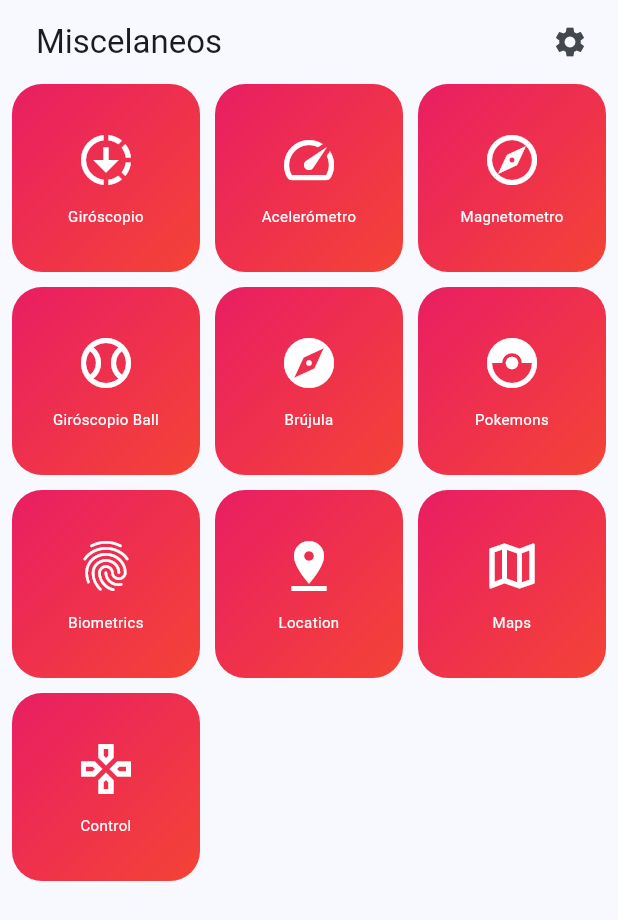
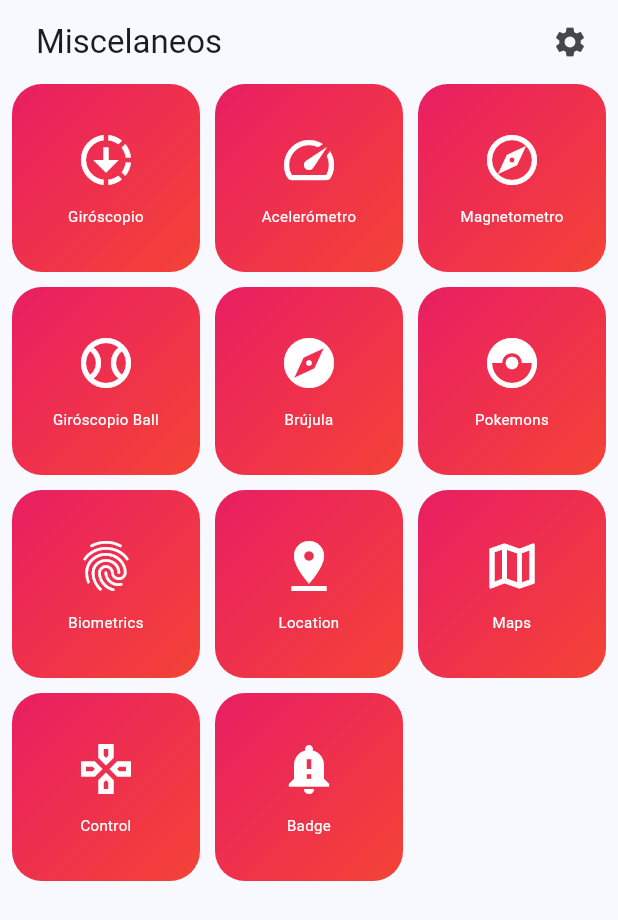
Before and after one commit to Hongongo/starion, a Flutter app: the screen it shows after launch, on a phone screen of 412 x 824 dp. Shown: the top 920 px of the screen. Run offline on Flutter 3.47's test engine with Material 3 defaults, Android fonts, the phone set to English and light mode, and no system bars; our stand-ins replace device_info_plus, dio, flutter_compass, flutter_riverpod, geolocator, go_router and 6 more; missing offline and left inert: quick_actions.

Commit message:
added badge counter srcreen with a basic counter provider

```diff
--- a/lib/config/router/app_router.dart
+++ b/lib/config/router/app_router.dart
@@ -75,4 +75,10 @@ final router = GoRouter(routes: [
       builder: (context, state) => const ControlledMapScreen(),
     ),
 
+    // Badge
+     GoRoute(
+      path: '/badge',
+      builder: (context, state) => const BadgeScreen(),
+    ),
+
 ]);
--- /dev/null
+++ b/lib/presentation/providers/badge/badge_counter_provider.dart
@@ -0,0 +1,5 @@
+import 'package:flutter_riverpod/flutter_riverpod.dart';
+
+final badgeCounterProvider = StateProvider<int>((ref) {
+  return 0;
+});
--- a/lib/presentation/providers/providers.dart
+++ b/lib/presentation/providers/providers.dart
@@ -21,3 +21,6 @@ export 'local_auth/local_auth_providers.dart';
 export 'location/map_controller_provider.dart';
 export 'location/user_location_provider.dart';
 export 'location/watch_location_provider.dart';
+
+// ! Badge
+export 'badge/badge_counter_provider.dart';
--- a/lib/presentation/screens/screens.dart
+++ b/lib/presentation/screens/screens.dart
@@ -17,3 +17,5 @@ export 'biometrics/biometric_screen.dart';
 export 'location/controlled_map_screen.dart';
 export 'location/location_screen.dart';
 export 'location/map_screen.dart';
+
+export 'badge/badge_screen.dart';
--- a/lib/presentation/widgets/shared/main_menu.dart
+++ b/lib/presentation/widgets/shared/main_menu.dart
@@ -22,6 +22,8 @@ final menuItems = <MenuItem>[
   MenuItem('Location', Icons.pin_drop, '/location'),
   MenuItem('Maps', Icons.map_outlined, '/maps'),
   MenuItem('Control', Icons.gamepad_outlined, '/controlled-map'),
+
+  MenuItem('Badge', Icons.notification_important, '/badge'),
 
 ];
 
```
Also changed, not shown: lib/presentation/screens/badge/badge_screen.dart (added, +50 -0 lines).
